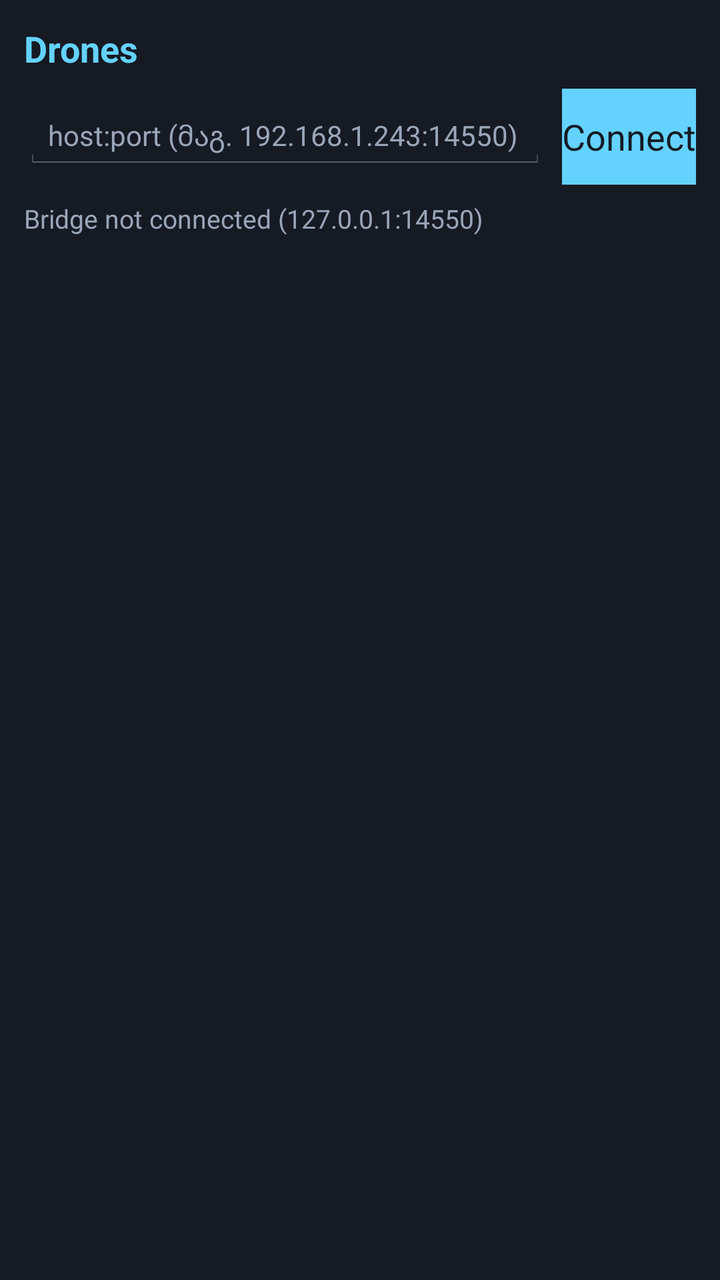
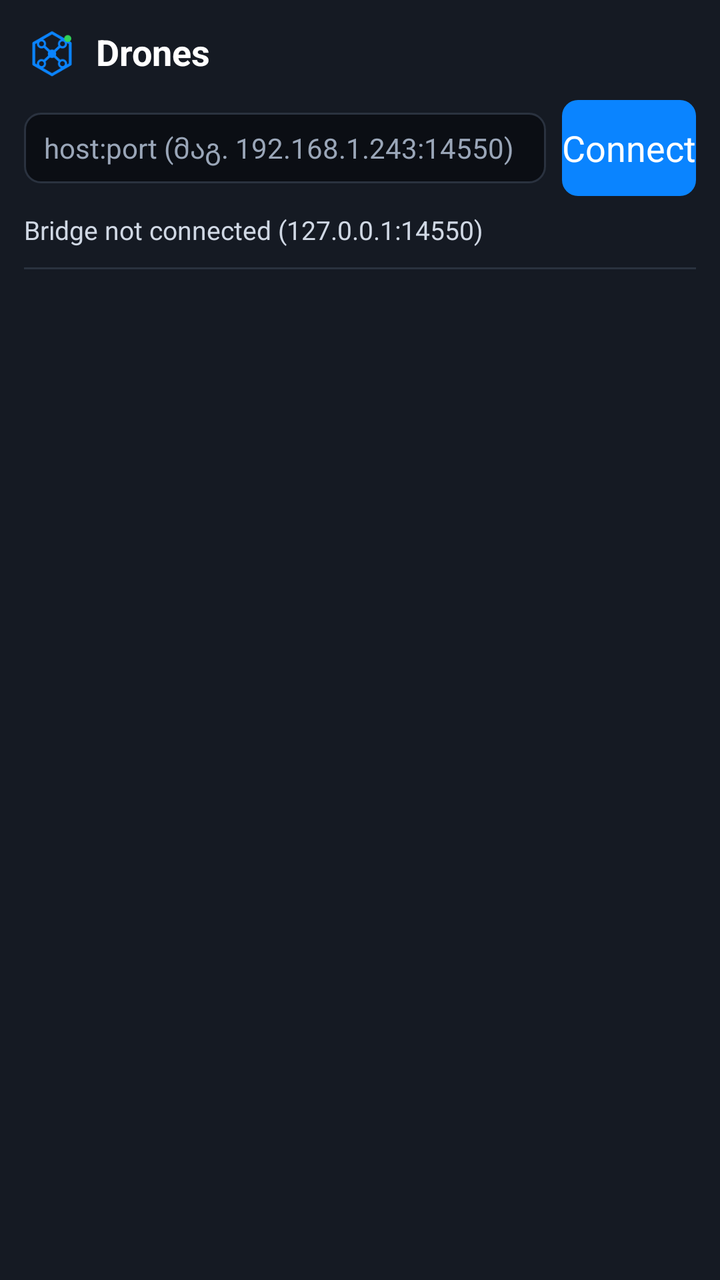

Compare the two renders of this Android layout. The source of the first and the diff that turns it into the second are given below.
<!-- AndroidManifest.xml: application theme ATAKPluginTheme -->
<!-- res/layout/drone_panel.xml -->
<?xml version="1.0" encoding="utf-8"?>
<LinearLayout xmlns:android="http://schemas.android.com/apk/res/android"
    android:layout_width="match_parent"
    android:layout_height="match_parent"
    android:background="@color/dhgm_bg_surface"
    android:orientation="vertical"
    android:padding="12dp">

    <TextView
        android:id="@+id/dhgm_panel_title"
        android:layout_width="match_parent"
        android:layout_height="wrap_content"
        android:text="@string/dhgm_drones_title"
        android:textColor="@color/dhgm_telemetry"
        android:textSize="18sp"
        android:textStyle="bold" />

    <LinearLayout
        android:layout_width="match_parent"
        android:layout_height="wrap_content"
        android:layout_marginTop="8dp"
        android:orientation="horizontal"
        android:gravity="center_vertical">

        <EditText
            android:id="@+id/dhgm_host_input"
            android:layout_width="0dp"
            android:layout_height="wrap_content"
            android:layout_weight="1"
            android:hint="@string/dhgm_host_hint"
            android:textColor="@color/dhgm_text_primary"
            android:textColorHint="@color/dhgm_text_secondary"
            android:textSize="14sp"
            android:inputType="textNoSuggestions"
            android:maxLines="1" />

        <Button
            android:id="@+id/dhgm_connect_btn"
            android:layout_width="wrap_content"
            android:layout_height="wrap_content"
            android:layout_marginStart="8dp"
            android:text="@string/dhgm_connect"
            android:textColor="@color/dhgm_bg_surface"
            android:background="@color/dhgm_telemetry" />
    </LinearLayout>

    <TextView
        android:id="@+id/dhgm_bridge_status"
        android:layout_width="match_parent"
        android:layout_height="wrap_content"
        android:layout_marginTop="8dp"
        android:text="@string/dhgm_bridge_disconnected"
        android:textColor="@color/dhgm_text_secondary"
        android:textSize="13sp" />

    <ScrollView
        android:layout_width="match_parent"
        android:layout_height="0dp"
        android:layout_marginTop="12dp"
        android:layout_weight="1">

        <LinearLayout
            android:id="@+id/dhgm_drone_list"
            android:layout_width="match_parent"
            android:layout_height="wrap_content"
            android:orientation="vertical" />
    </ScrollView>
</LinearLayout>
<!-- resources referenced by this layout -->
<resources>
  <color name="dhgm_bg_surface">#151A23</color>
  <color name="dhgm_telemetry">#64D2FF</color>
  <color name="dhgm_text_primary">#D0D8E4</color>
  <color name="dhgm_text_secondary">#9AA6B8</color>
  <string name="dhgm_bridge_disconnected">Bridge not connected (127.0.0.1:14550)</string>
  <string name="dhgm_connect">Connect</string>
  <string name="dhgm_drones_title">Drones</string>
  <string name="dhgm_host_hint">host:port (მაგ. 192.168.1.243:14550)</string>
  <style name="ATAKPluginTheme" parent="@android:style/Theme.Holo.NoActionBar" />
</resources>

<!-- the commit's change to res/layout/drone_panel.xml (unified diff, before → after) -->
@@ -6,19 +6,36 @@
     android:orientation="vertical"
     android:padding="12dp">
 
-    <TextView
-        android:id="@+id/dhgm_panel_title"
-        android:layout_width="match_parent"
-        android:layout_height="wrap_content"
-        android:text="@string/dhgm_drones_title"
-        android:textColor="@color/dhgm_telemetry"
-        android:textSize="18sp"
-        android:textStyle="bold" />
-
+    
     <LinearLayout
         android:layout_width="match_parent"
         android:layout_height="wrap_content"
-        android:layout_marginTop="8dp"
+        android:orientation="horizontal"
+        android:gravity="center_vertical">
+
+        <ImageView
+            android:layout_width="28dp"
+            android:layout_height="28dp"
+            android:layout_marginEnd="8dp"
+            android:src="@drawable/ic_drone_badge"
+            android:contentDescription="@string/dhgm_drones_title" />
+
+        <TextView
+            android:id="@+id/dhgm_panel_title"
+            android:layout_width="0dp"
+            android:layout_height="wrap_content"
+            android:layout_weight="1"
+            android:text="@string/dhgm_drones_title"
+            android:textColor="@color/dhgm_text_primary"
+            android:textSize="18sp"
+            android:textStyle="bold" />
+    </LinearLayout>
+
+    
+    <LinearLayout
+        android:layout_width="match_parent"
+        android:layout_height="wrap_content"
+        android:layout_marginTop="10dp"
         android:orientation="horizontal"
         android:gravity="center_vertical">
 
@@ -27,9 +44,14 @@
             android:layout_width="0dp"
             android:layout_height="wrap_content"
             android:layout_weight="1"
+            android:background="@drawable/bg_host_input"
+            android:paddingStart="10dp"
+            android:paddingEnd="10dp"
+            android:paddingTop="8dp"
+            android:paddingBottom="8dp"
             android:hint="@string/dhgm_host_hint"
             android:textColor="@color/dhgm_text_primary"
-            android:textColorHint="@color/dhgm_text_secondary"
+            android:textColorHint="@color/dhgm_text_disabled"
             android:textSize="14sp"
             android:inputType="textNoSuggestions"
             android:maxLines="1" />
@@ -40,8 +62,9 @@
             android:layout_height="wrap_content"
             android:layout_marginStart="8dp"
             android:text="@string/dhgm_connect"
-            android:textColor="@color/dhgm_bg_surface"
-            android:background="@color/dhgm_telemetry" />
+            android:textColor="@color/dhgm_text_primary"
+            android:textAllCaps="false"
+            android:background="@drawable/bg_connect_btn" />
     </LinearLayout>
 
     <TextView
@@ -53,10 +76,16 @@
         android:textColor="@color/dhgm_text_secondary"
         android:textSize="13sp" />
 
+    <View
+        android:layout_width="match_parent"
+        android:layout_height="1dp"
+        android:layout_marginTop="10dp"
+        android:background="@color/dhgm_divider" />
+
     <ScrollView
         android:layout_width="match_parent"
         android:layout_height="0dp"
-        android:layout_marginTop="12dp"
+        android:layout_marginTop="10dp"
         android:layout_weight="1">
 
         <LinearLayout
<!-- resource entries referenced after the edit -->
@@ -1,13 +1,30 @@
 <!-- resources referenced by this layout -->
 <resources>
   <color name="dhgm_bg_surface">#151A23</color>
-  <color name="dhgm_telemetry">#64D2FF</color>
-  <color name="dhgm_text_primary">#D0D8E4</color>
-  <color name="dhgm_text_secondary">#9AA6B8</color>
+  <color name="dhgm_divider">#2A323F</color>
+  <color name="dhgm_text_disabled">#9AA6B8</color>
+  <color name="dhgm_text_primary">#FFFFFF</color>
+  <color name="dhgm_text_secondary">#D0D8E4</color>
+  <!-- drawable bg_connect_btn (drawable) -->
+  <?xml version="1.0" encoding="utf-8"?>
+  <shape xmlns:android="http://schemas.android.com/apk/res/android" android:shape="rectangle">
+      <solid android:color="@color/dhgm_accent_blue" />
+      <corners android:radius="8dp" />
+  </shape>
+  <!-- drawable bg_host_input (drawable) -->
+  <?xml version="1.0" encoding="utf-8"?>
+  <shape xmlns:android="http://schemas.android.com/apk/res/android" android:shape="rectangle">
+      <solid android:color="@color/dhgm_bg_base" />
+      <corners android:radius="8dp" />
+      <stroke android:width="1dp" android:color="@color/dhgm_divider" />
+  </shape>
+  <!-- drawable ic_drone_badge: png bitmap (drawable-nodpi, 3026 bytes) -->
   <string name="dhgm_bridge_disconnected">Bridge not connected (127.0.0.1:14550)</string>
   <string name="dhgm_connect">Connect</string>
   <string name="dhgm_drones_title">Drones</string>
   <string name="dhgm_host_hint">host:port (მაგ. 192.168.1.243:14550)</string>
   <style name="ATAKPluginTheme" parent="@android:style/Theme.Holo.NoActionBar" />
+  <color name="dhgm_accent_blue">#0A84FF</color>
+  <color name="dhgm_bg_base">#0B0E14</color>
 </resources>
 
